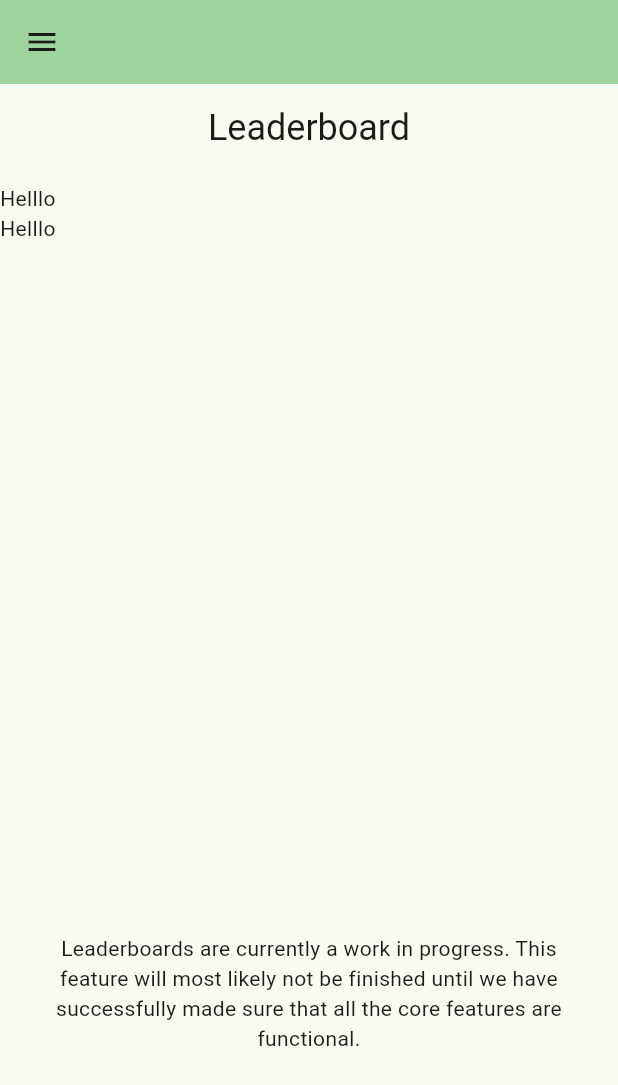
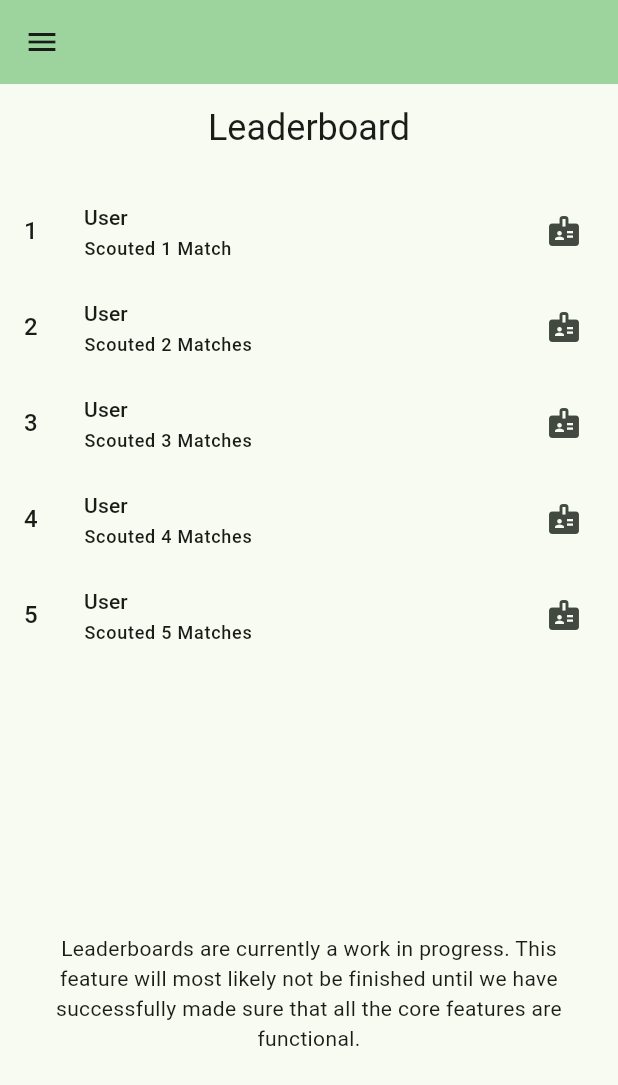
Before and after one commit to TheGreenMachine/GreenScout, a Flutter app: the LeaderboardPage screen opened directly, on a phone screen of 412 x 824 dp. Shown: the top 1085 px of the screen. Run offline on Flutter 3.47's test engine with Material 3 defaults, Android fonts, the phone set to English and light mode, and no system bars; our stand-ins replace shared_preferences; missing offline and left inert: encrypt, network_info_plus, pointycastle; accounts and stored records are empty.

Commit message:
Not a lot of changes to leaderboards yet.
I'm still working on it.

```diff
--- a/lib/pages/leaderboard.dart
+++ b/lib/pages/leaderboard.dart
@@ -47,7 +47,7 @@ class _LeaderboardPage extends State<LeaderboardPage> {
 
           const Padding(padding: EdgeInsets.all(8)),
 
-          buildRankingsList(context, [RankingInfo(), RankingInfo()]),
+          buildRankingsList(context, [RankingInfo(), RankingInfo(), RankingInfo(), RankingInfo(), RankingInfo()]),
 
           const Padding(
             padding: EdgeInsets.symmetric(horizontal: 18),
@@ -66,21 +66,41 @@ class _LeaderboardPage extends State<LeaderboardPage> {
         child: SizedBox(
           width: width,
 
-          child: Text("Helllo"),
+          child: ListTile(
+            dense: true,
+
+            leading: Text(
+              (index + 1).toString(),
+              style: Theme.of(context).textTheme.titleMedium,
+            ),
+
+            title: Text(
+              "User",
+              style: Theme.of(context).textTheme.labelLarge,
+            ),
+
+            subtitle: Text(
+              "Scouted ${index + 1} ${index > 0 ? "Matches" : "Match"}",
+              style: Theme.of(context).textTheme.labelMedium,
+            ),
+
+            trailing: const Icon(Icons.badge),
+            // trailing: Image.asset(name),
+          ),
         ),
       );
     }
 
     double widthRatio = 1.0;
 
-    const ratioThresold = 670;
+    const ratioThresold = 460;
 
     {
       final width = MediaQuery.of(context).size.width;
 
       final percent = clampDouble(((width - ratioThresold) / (ratioThresold)), 0.0, 1.0);
 
-      widthRatio = (1.0 - 0.75 * percent);
+      widthRatio = (1.0 - 0.55 * percent);
     }
 
     final width = MediaQuery.of(context).size.width * widthRatio;
```
